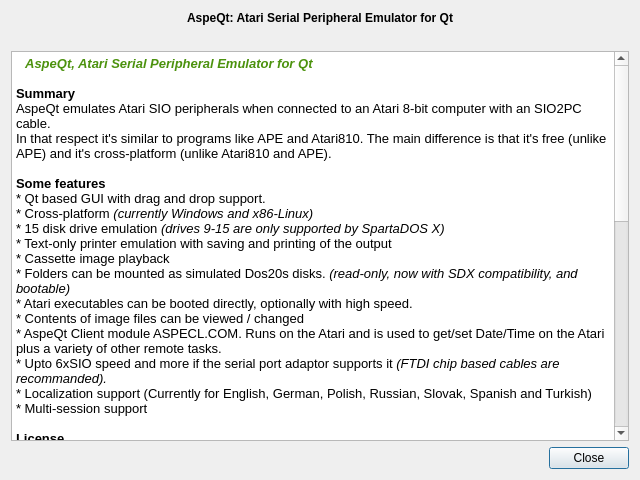
Old version of the form aboutdialog.ui in the repository greblus/aspeqt.
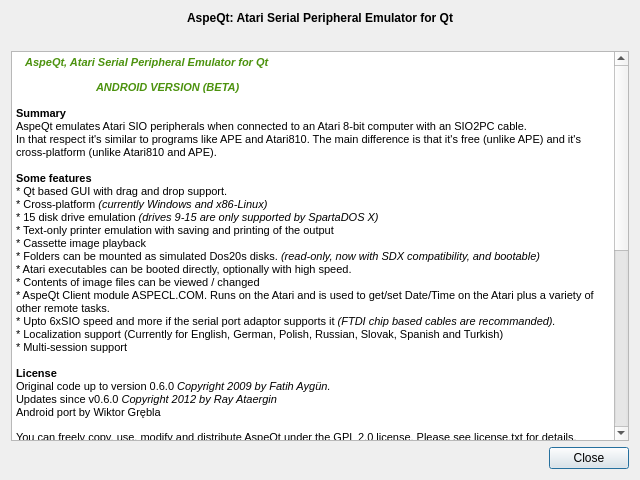
New version of the form. Icons and pictures are not drawn.

Commit message: About dialog changes and apk file for brave testers.

Diff of the .ui file:
```diff
--- a/aboutdialog.ui
+++ b/aboutdialog.ui
@@ -56,10 +56,12 @@
 &lt;html&gt;&lt;head&gt;&lt;meta name=&quot;qrichtext&quot; content=&quot;1&quot; /&gt;&lt;title&gt;AspeQt&lt;/title&gt;&lt;style type=&quot;text/css&quot;&gt;
 p, li { white-space: pre-wrap; }
 &lt;/style&gt;&lt;/head&gt;&lt;body style=&quot; font-family:'MS Shell Dlg 2'; font-size:8.25pt; font-weight:400; font-style:normal;&quot;&gt;
-&lt;p style=&quot; margin-top:12px; margin-bottom:12px; margin-left:0px; margin-right:0px; -qt-block-indent:0; text-indent:0px;&quot;&gt;&lt;span style=&quot; font-size:8pt;&quot;&gt; &lt;/span&gt;&lt;img src=&quot;:/icons/main-icon/AspeQt.ico&quot; /&gt;&lt;span style=&quot; font-size:8pt; font-weight:600; color:#4c920e;&quot;&gt;  &lt;/span&gt;&lt;span style=&quot; font-family:'Arial,Helvetica,sans-serif'; font-size:10pt; font-weight:600; font-style:italic; color:#4c920e;&quot;&gt;AspeQt, Atari Serial Peripheral Emulator for Qt&lt;/span&gt;&lt;span style=&quot; font-size:10pt; font-weight:600; font-style:italic; color:#4c920e;&quot;&gt;&lt;br /&gt;&lt;/span&gt;&lt;span style=&quot; font-size:10pt;&quot;&gt;&lt;br /&gt;&lt;/span&gt;&lt;span style=&quot; font-family:'Arial,Helvetica,sans-serif'; font-size:10pt; font-weight:600;&quot;&gt;Summary&lt;/span&gt;&lt;span style=&quot; font-family:'Arial,Helvetica,sans-serif'; font-size:10pt;&quot;&gt;&lt;br /&gt;AspeQt emulates Atari SIO peripherals when connected to an Atari 8-bit computer with an SIO2PC cable.&lt;br /&gt;In that respect it's similar to programs like APE and Atari810. The main difference is that it's free (unlike APE) and it's cross-platform (unlike Atari810 and APE).&lt;br /&gt;&lt;br /&gt;&lt;/span&gt;&lt;span style=&quot; font-family:'Arial,Helvetica,sans-serif'; font-size:10pt; font-weight:600;&quot;&gt;Some features&lt;/span&gt;&lt;span style=&quot; font-family:'Arial,Helvetica,sans-serif'; font-size:10pt;&quot;&gt;&lt;br /&gt;* Qt based GUI with drag and drop support.&lt;br /&gt;* Cross-platform&lt;/span&gt;&lt;span style=&quot; font-family:'Arial,Helvetica,sans-serif'; font-size:10pt; font-style:italic;&quot;&gt; (currently Windows and x86-Linux)&lt;/span&gt;&lt;span style=&quot; font-family:'Arial,Helvetica,sans-serif'; font-size:10pt;&quot;&gt;&lt;br /&gt;* 15 disk drive emulation &lt;/span&gt;&lt;span style=&quot; font-family:'Arial,Helvetica,sans-serif'; font-size:10pt; font-style:italic;&quot;&gt;(drives 9-15 are only supported by SpartaDOS X)&lt;/span&gt;&lt;span style=&quot; font-family:'Arial,Helvetica,sans-serif'; font-size:10pt;&quot;&gt;&lt;br /&gt;* Text-only printer emulation with saving and printing of the output&lt;br /&gt;* Cassette image playback&lt;br /&gt;* Folders can be mounted as simulated Dos20s disks. &lt;/span&gt;&lt;span style=&quot; font-family:'Arial,Helvetica,sans-serif'; font-size:10pt; font-style:italic;&quot;&gt;(read-only, now with SDX compatibility, and bootable)&lt;/span&gt;&lt;span style=&quot; font-family:'Arial,Helvetica,sans-serif'; font-size:10pt;&quot;&gt;&lt;br /&gt;* Atari executables can be booted directly, optionally with high speed.&lt;br /&gt;* Contents of image files can be viewed / changed&lt;br /&gt;* AspeQt Client module ASPECL.COM. Runs on the Atari and is used to get/set Date/Time on the Atari plus a variety of other remote tasks.&lt;br /&gt;* Upto 6xSIO speed and more if the serial port adaptor supports it &lt;/span&gt;&lt;span style=&quot; font-family:'Arial,Helvetica,sans-serif'; font-size:10pt; font-style:italic;&quot;&gt;(FTDI chip based cables are recommanded).&lt;/span&gt;&lt;span style=&quot; font-family:'Arial,Helvetica,sans-serif'; font-size:10pt;&quot;&gt;&lt;br /&gt;* Localization support (Currently for English, German, Polish, Russian, Slovak, Spanish and Turkish)&lt;br /&gt;* Multi-session support&lt;br /&gt;&lt;br /&gt;&lt;/span&gt;&lt;span style=&quot; font-family:'Arial,Helvetica,sans-serif'; font-size:10pt; font-weight:600;&quot;&gt;License&lt;/span&gt;&lt;span style=&quot; font-family:'Arial,Helvetica,sans-serif'; font-size:10pt;&quot;&gt;&lt;br /&gt;Original code up to version 0.6.0 &lt;/span&gt;&lt;span style=&quot; font-family:'Arial,Helvetica,sans-serif'; font-size:10pt; font-style:italic;&quot;&gt;Copyright 2009 by Fatih Aygün. &lt;/span&gt;&lt;span style=&quot; font-family:'Arial,Helvetica,sans-serif'; font-size:10pt;&quot;&gt;&lt;br /&gt;Updates since v0.6.0 &lt;/span&gt;&lt;span style=&quot; font-family:'Arial,Helvetica,sans-serif'; font-size:10pt; font-style:italic;&quot;&gt;Copyright 2012 by Ray Ataergin&lt;/span&gt;&lt;span style=&quot; font-size:10pt;&quot;&gt; &lt;/span&gt;&lt;/p&gt;
-&lt;p style=&quot; margin-top:12px; margin-bottom:12px; margin-left:0px; margin-right:0px; -qt-block-indent:0; text-indent:0px;&quot;&gt;&lt;span style=&quot; font-family:'Arial,Helvetica,sans-serif'; font-size:10pt;&quot;&gt;You can freely copy, use, modify and distribute AspeQt under the GPL 2.0 license. Please see license.txt for details.&lt;/span&gt;&lt;span style=&quot; font-size:10pt;&quot;&gt; &lt;/span&gt;&lt;/p&gt;
-&lt;p style=&quot; margin-top:12px; margin-bottom:12px; margin-left:0px; margin-right:0px; -qt-block-indent:0; text-indent:0px;&quot;&gt;&lt;span style=&quot; font-family:'Arial,Helvetica,sans-serif'; font-size:10pt;&quot;&gt;Qt libraries: &lt;/span&gt;&lt;span style=&quot; font-family:'Arial,Helvetica,sans-serif'; font-size:10pt; font-style:italic;&quot;&gt;Copyright 2009 Nokia Corporation&lt;/span&gt;&lt;span style=&quot; font-family:'Arial,Helvetica,sans-serif'; font-size:10pt;&quot;&gt; and/or its subsidiary(-ies). Used in this package under LGPL 2.0 license.&lt;br /&gt;&lt;br /&gt;Silk Icons: &lt;/span&gt;&lt;span style=&quot; font-family:'Arial,Helvetica,sans-serif'; font-size:10pt; font-style:italic;&quot;&gt;Copyright &lt;/span&gt;&lt;a href=&quot;www.famfamfam.com&quot;&gt;&lt;span style=&quot; font-family:'Arial,Helvetica,sans-serif'; font-size:10pt; font-style:italic; text-decoration: underline; color:#0000ff;&quot;&gt;Mark James&lt;/span&gt;&lt;/a&gt;&lt;span style=&quot; font-family:'Arial,Helvetica,sans-serif'; font-size:10pt; font-style:italic;&quot;&gt;.&lt;/span&gt;&lt;span style=&quot; font-family:'Arial,Helvetica,sans-serif'; font-size:10pt;&quot;&gt; Used in this package under Creative Commons Attribution 3.0 license.&lt;br /&gt;&lt;br /&gt;Additional Icons by &lt;/span&gt;&lt;a href=&quot;http://www.oxygen-icons.org/&quot;&gt;&lt;span style=&quot; font-family:'Arial,Helvetica,sans-serif'; font-size:10pt; font-style:italic; text-decoration: underline; color:#0000ff;&quot;&gt;Oxygen Team&lt;/span&gt;&lt;/a&gt;&lt;span style=&quot; font-family:'Arial,Helvetica,sans-serif'; font-size:10pt;&quot;&gt;. Used in this package under Creative Commons Attribution-ShareAlike 3.0 license.&lt;br /&gt;&lt;br /&gt;AtariSIO Linux kernel module and high speed code used in the EXE loader &lt;/span&gt;&lt;span style=&quot; font-family:'Arial,Helvetica,sans-serif'; font-size:10pt; font-style:italic;&quot;&gt;Copyright &lt;/span&gt;&lt;a href=&quot;http://www.horus.com/~hias/atari/&quot;&gt;&lt;span style=&quot; font-family:'Arial,Helvetica,sans-serif'; font-size:10pt; font-style:italic; text-decoration: underline; color:#0000ff;&quot;&gt;Matthias Reichl.&lt;/span&gt;&lt;/a&gt;&lt;span style=&quot; font-family:'Arial,Helvetica,sans-serif'; font-size:10pt;&quot;&gt; Used in this package under GPL 2.0 license.&lt;br /&gt;&lt;br /&gt;Atascii Fonts by &lt;/span&gt;&lt;a href=&quot;http://members.bitstream.net/~marksim/atarimac&quot;&gt;&lt;span style=&quot; font-family:'Arial,Helvetica,sans-serif'; font-size:10pt; font-style:italic; text-decoration: underline; color:#0000ff;&quot;&gt;Mark Simonson&lt;/span&gt;&lt;/a&gt;&lt;span style=&quot; font-family:'Arial,Helvetica,sans-serif'; font-size:10pt;&quot;&gt;. Used in this package under Freeware License.&lt;/span&gt;&lt;span style=&quot; font-size:10pt;&quot;&gt;&lt;br /&gt;&lt;br /&gt;&lt;/span&gt;&lt;span style=&quot; font-family:'Arial,Helvetica,sans-serif'; font-size:10pt; font-weight:600; font-style:italic;&quot;&gt;DOS files distributed with AspeQt&lt;/span&gt;&lt;span style=&quot; font-family:'Arial,Helvetica,sans-serif'; font-size:10pt; font-style:italic;&quot;&gt; are copyright of their respective owners, Atari8Warez and AspeQt distributes those files with the understanding that they are either abandonware or public domain, and are widely available for download through the internet. If you are the copyright holder of one or more of these files, and believe that distribution of these files constitutes a breach of your rights please contact &lt;/span&gt;&lt;a href=&quot;mailto:ray@atari8warez.com&quot;&gt;&lt;span style=&quot; font-family:'Arial,Helvetica,sans-serif'; font-size:10pt; font-style:italic; text-decoration: underline; color:#0000ff;&quot;&gt;Atari8Warez&lt;/span&gt;&lt;/a&gt;&lt;span style=&quot; font-family:'Arial,Helvetica,sans-serif'; font-size:10pt; font-style:italic;&quot;&gt;. We respect the rights of copyright holders and won't distribute copyrighted work without the rights holder's consent. &lt;/span&gt;&lt;/p&gt;
-&lt;p style=&quot; margin-top:12px; margin-bottom:12px; margin-left:0px; margin-right:0px; -qt-block-indent:0; text-indent:0px;&quot;&gt;&lt;span style=&quot; font-family:'Arial,Helvetica,sans-serif'; font-size:10pt; font-weight:600;&quot;&gt;Contact&lt;/span&gt;&lt;span style=&quot; font-family:'Arial,Helvetica,sans-serif'; font-size:10pt;&quot;&gt;&lt;br /&gt;Ray Ataergin, &lt;/span&gt;&lt;a href=&quot;mailto:ray@atari8warez.com&quot;&gt;&lt;span style=&quot; font-family:'Arial,Helvetica,sans-serif'; font-size:10pt; text-decoration: underline; color:#0000ff;&quot;&gt;email&lt;/span&gt;&lt;/a&gt;&lt;span style=&quot; font-family:'Arial,Helvetica,sans-serif'; font-size:10pt;&quot;&gt;, &lt;/span&gt;&lt;span style=&quot; font-family:'Arial,Helvetica,sans-serif'; font-size:10pt; font-style:italic;&quot;&gt;Please include the word &amp;quot;aspeqt&amp;quot; in the subject field.&lt;/span&gt;&lt;span style=&quot; font-family:'Arial,Helvetica,sans-serif'; font-size:10pt;&quot;&gt;&lt;br /&gt;&lt;br /&gt;Fatih Aygun, &lt;/span&gt;&lt;a href=&quot;mailto:cyco130@yahoo.com&quot;&gt;&lt;span style=&quot; font-family:'Arial,Helvetica,sans-serif'; font-size:10pt; text-decoration: underline; color:#0000ff;&quot;&gt;email&lt;/span&gt;&lt;/a&gt;&lt;span style=&quot; font-family:'Arial,Helvetica,sans-serif'; font-size:10pt;&quot;&gt;, &lt;/span&gt;&lt;span style=&quot; font-family:'Arial,Helvetica,sans-serif'; font-size:10pt; font-style:italic;&quot;&gt;Please include the word &amp;quot;aspeqt&amp;quot; in the subject field.&lt;/span&gt;&lt;span style=&quot; font-family:'Arial,Helvetica,sans-serif'; font-size:10pt;&quot;&gt;&lt;br /&gt;&lt;br /&gt;For SIO2PC/10502PC hardware purchase/support visit &lt;/span&gt;&lt;a href=&quot;http://www.atari8warez.com&quot;&gt;&lt;span style=&quot; font-family:'Arial,Helvetica,sans-serif'; font-size:10pt; text-decoration: underline; color:#0000ff;&quot;&gt;Atari8Warez&lt;/span&gt;&lt;/a&gt;&lt;span style=&quot; font-family:'Arial,Helvetica,sans-serif'; font-size:10pt;&quot;&gt;&lt;br /&gt;&lt;/span&gt;&lt;/p&gt;&lt;/body&gt;&lt;/html&gt;</string>
+&lt;p style=&quot; margin-top:12px; margin-bottom:12px; margin-left:0px; margin-right:0px; -qt-block-indent:0; text-indent:0px;&quot;&gt; &lt;img src=&quot;main-icon/AspeQt.png&quot; width=&quot;66&quot; height=&quot;72&quot; /&gt;&lt;span style=&quot; font-weight:600; color:#4c920e;&quot;&gt;  &lt;/span&gt;&lt;span style=&quot; font-family:'Arial,Helvetica,sans-serif'; font-weight:600; font-style:italic; color:#4c920e;&quot;&gt;AspeQt, Atari Serial Peripheral Emulator for Qt&lt;/span&gt;&lt;/p&gt;
+&lt;p style=&quot; margin-top:12px; margin-bottom:12px; margin-left:0px; margin-right:0px; -qt-block-indent:0; text-indent:0px;&quot;&gt;&lt;span style=&quot; font-weight:600; font-style:italic; color:#4c920e;&quot;&gt;	ANDROID VERSION (BETA)&lt;br /&gt;&lt;/span&gt;&lt;br /&gt;&lt;span style=&quot; font-family:'Arial,Helvetica,sans-serif'; font-weight:600;&quot;&gt;Summary&lt;/span&gt;&lt;span style=&quot; font-family:'Arial,Helvetica,sans-serif';&quot;&gt;&lt;br /&gt;AspeQt emulates Atari SIO peripherals when connected to an Atari 8-bit computer with an SIO2PC cable.&lt;br /&gt;In that respect it's similar to programs like APE and Atari810. The main difference is that it's free (unlike APE) and it's cross-platform (unlike Atari810 and APE).&lt;br /&gt;&lt;br /&gt;&lt;/span&gt;&lt;span style=&quot; font-family:'Arial,Helvetica,sans-serif'; font-weight:600;&quot;&gt;Some features&lt;/span&gt;&lt;span style=&quot; font-family:'Arial,Helvetica,sans-serif';&quot;&gt;&lt;br /&gt;* Qt based GUI with drag and drop support.&lt;br /&gt;* Cross-platform&lt;/span&gt;&lt;span style=&quot; font-family:'Arial,Helvetica,sans-serif'; font-style:italic;&quot;&gt; (currently Windows and x86-Linux)&lt;/span&gt;&lt;span style=&quot; font-family:'Arial,Helvetica,sans-serif';&quot;&gt;&lt;br /&gt;* 15 disk drive emulation &lt;/span&gt;&lt;span style=&quot; font-family:'Arial,Helvetica,sans-serif'; font-style:italic;&quot;&gt;(drives 9-15 are only supported by SpartaDOS X)&lt;/span&gt;&lt;span style=&quot; font-family:'Arial,Helvetica,sans-serif';&quot;&gt;&lt;br /&gt;* Text-only printer emulation with saving and printing of the output&lt;br /&gt;* Cassette image playback&lt;br /&gt;* Folders can be mounted as simulated Dos20s disks. &lt;/span&gt;&lt;span style=&quot; font-family:'Arial,Helvetica,sans-serif'; font-style:italic;&quot;&gt;(read-only, now with SDX compatibility, and bootable)&lt;/span&gt;&lt;span style=&quot; font-family:'Arial,Helvetica,sans-serif';&quot;&gt;&lt;br /&gt;* Atari executables can be booted directly, optionally with high speed.&lt;br /&gt;* Contents of image files can be viewed / changed&lt;br /&gt;* AspeQt Client module ASPECL.COM. Runs on the Atari and is used to get/set Date/Time on the Atari plus a variety of other remote tasks.&lt;br /&gt;* Upto 6xSIO speed and more if the serial port adaptor supports it &lt;/span&gt;&lt;span style=&quot; font-family:'Arial,Helvetica,sans-serif'; font-style:italic;&quot;&gt;(FTDI chip based cables are recommanded).&lt;/span&gt;&lt;span style=&quot; font-family:'Arial,Helvetica,sans-serif';&quot;&gt;&lt;br /&gt;* Localization support (Currently for English, German, Polish, Russian, Slovak, Spanish and Turkish)&lt;br /&gt;* Multi-session support&lt;br /&gt;&lt;br /&gt;&lt;/span&gt;&lt;span style=&quot; font-family:'Arial,Helvetica,sans-serif'; font-weight:600;&quot;&gt;License&lt;/span&gt;&lt;span style=&quot; font-family:'Arial,Helvetica,sans-serif';&quot;&gt;&lt;br /&gt;Original code up to version 0.6.0 &lt;/span&gt;&lt;span style=&quot; font-family:'Arial,Helvetica,sans-serif'; font-style:italic;&quot;&gt;Copyright 2009 by Fatih Aygün. &lt;/span&gt;&lt;span style=&quot; font-family:'Arial,Helvetica,sans-serif';&quot;&gt;&lt;br /&gt;Updates since v0.6.0 &lt;/span&gt;&lt;span style=&quot; font-family:'Arial,Helvetica,sans-serif'; font-style:italic;&quot;&gt;Copyright 2012 by Ray Ataergin&lt;/span&gt; &lt;br /&gt;Android port by Wiktor Grębla &lt;/p&gt;
+&lt;p style=&quot; margin-top:12px; margin-bottom:12px; margin-left:0px; margin-right:0px; -qt-block-indent:0; text-indent:0px;&quot;&gt;&lt;span style=&quot; font-family:'Arial,Helvetica,sans-serif';&quot;&gt;You can freely copy, use, modify and distribute AspeQt under the GPL 2.0 license. Please see license.txt for details.&lt;/span&gt; &lt;/p&gt;
+&lt;p style=&quot; margin-top:12px; margin-bottom:12px; margin-left:0px; margin-right:0px; -qt-block-indent:0; text-indent:0px;&quot;&gt;&lt;span style=&quot; font-family:'Arial,Helvetica,sans-serif';&quot;&gt;Qt libraries: &lt;/span&gt;&lt;span style=&quot; font-family:'Arial,Helvetica,sans-serif'; font-style:italic;&quot;&gt;Copyright 2009 Nokia Corporation&lt;/span&gt;&lt;span style=&quot; font-family:'Arial,Helvetica,sans-serif';&quot;&gt; and/or its subsidiary(-ies). Used in this package under LGPL 2.0 license.&lt;br /&gt;&lt;br /&gt;Silk Icons: &lt;/span&gt;&lt;span style=&quot; font-family:'Arial,Helvetica,sans-serif'; font-style:italic;&quot;&gt;Copyright &lt;/span&gt;&lt;a href=&quot;www.famfamfam.com&quot;&gt;&lt;span style=&quot; font-family:'Arial,Helvetica,sans-serif'; font-style:italic; text-decoration: underline; color:#0000ff;&quot;&gt;Mark James&lt;/span&gt;&lt;/a&gt;&lt;span style=&quot; font-family:'Arial,Helvetica,sans-serif'; font-style:italic;&quot;&gt;.&lt;/span&gt;&lt;span style=&quot; font-family:'Arial,Helvetica,sans-serif';&quot;&gt; Used in this package under Creative Commons Attribution 3.0 license.&lt;br /&gt;&lt;br /&gt;Additional Icons by &lt;/span&gt;&lt;a href=&quot;http://www.oxygen-icons.org/&quot;&gt;&lt;span style=&quot; font-family:'Arial,Helvetica,sans-serif'; font-style:italic; text-decoration: underline; color:#0000ff;&quot;&gt;Oxygen Team&lt;/span&gt;&lt;/a&gt;&lt;span style=&quot; font-family:'Arial,Helvetica,sans-serif';&quot;&gt;. Used in this package under Creative Commons Attribution-ShareAlike 3.0 license.&lt;br /&gt;&lt;br /&gt;AtariSIO Linux kernel module and high speed code used in the EXE loader &lt;/span&gt;&lt;span style=&quot; font-family:'Arial,Helvetica,sans-serif'; font-style:italic;&quot;&gt;Copyright &lt;/span&gt;&lt;a href=&quot;http://www.horus.com/~hias/atari/&quot;&gt;&lt;span style=&quot; font-family:'Arial,Helvetica,sans-serif'; font-style:italic; text-decoration: underline; color:#0000ff;&quot;&gt;Matthias Reichl.&lt;/span&gt;&lt;/a&gt;&lt;span style=&quot; font-family:'Arial,Helvetica,sans-serif';&quot;&gt; Used in this package under GPL 2.0 license.&lt;br /&gt;&lt;br /&gt;Atascii Fonts by &lt;/span&gt;&lt;a href=&quot;http://members.bitstream.net/~marksim/atarimac&quot;&gt;&lt;span style=&quot; font-family:'Arial,Helvetica,sans-serif'; font-style:italic; text-decoration: underline; color:#0000ff;&quot;&gt;Mark Simonson&lt;/span&gt;&lt;/a&gt;&lt;span style=&quot; font-family:'Arial,Helvetica,sans-serif';&quot;&gt;. Used in this package under Freeware License.&lt;/span&gt;&lt;br /&gt;&lt;br /&gt;&lt;span style=&quot; font-family:'Arial,Helvetica,sans-serif'; font-weight:600; font-style:italic;&quot;&gt;DOS files distributed with AspeQt&lt;/span&gt;&lt;span style=&quot; font-family:'Arial,Helvetica,sans-serif'; font-style:italic;&quot;&gt; are copyright of their respective owners, Atari8Warez and AspeQt distributes those files with the understanding that they are either abandonware or public domain, and are widely available for download through the internet. If you are the copyright holder of one or more of these files, and believe that distribution of these files constitutes a breach of your rights please contact &lt;/span&gt;&lt;a href=&quot;mailto:ray@atari8warez.com&quot;&gt;&lt;span style=&quot; font-family:'Arial,Helvetica,sans-serif'; font-style:italic; text-decoration: underline; color:#0000ff;&quot;&gt;Atari8Warez&lt;/span&gt;&lt;/a&gt;&lt;span style=&quot; font-family:'Arial,Helvetica,sans-serif'; font-style:italic;&quot;&gt;. We respect the rights of copyright holders and won't distribute copyrighted work without the rights holder's consent. &lt;/span&gt;&lt;/p&gt;
+&lt;p style=&quot; margin-top:12px; margin-bottom:12px; margin-left:0px; margin-right:0px; -qt-block-indent:0; text-indent:0px;&quot;&gt;&lt;span style=&quot; font-family:'Arial,Helvetica,sans-serif'; font-weight:600;&quot;&gt;Contact&lt;/span&gt;&lt;span style=&quot; font-family:'Arial,Helvetica,sans-serif';&quot;&gt;&lt;br /&gt;Ray Ataergin, &lt;/span&gt;&lt;a href=&quot;mailto:ray@atari8warez.com&quot;&gt;&lt;span style=&quot; font-family:'Arial,Helvetica,sans-serif'; text-decoration: underline; color:#0000ff;&quot;&gt;email&lt;/span&gt;&lt;/a&gt;&lt;span style=&quot; font-family:'Arial,Helvetica,sans-serif';&quot;&gt;, &lt;/span&gt;&lt;span style=&quot; font-family:'Arial,Helvetica,sans-serif'; font-style:italic;&quot;&gt;Please include the word &amp;quot;aspeqt&amp;quot; in the subject field (keep in mind that Ray maintains his own forked version of AspeQt now)&lt;/span&gt;&lt;span style=&quot; font-family:'Arial,Helvetica,sans-serif';&quot;&gt;&lt;br /&gt;&lt;br /&gt;Fatih Aygun, &lt;/span&gt;&lt;a href=&quot;mailto:cyco130@yahoo.com&quot;&gt;&lt;span style=&quot; font-family:'Arial,Helvetica,sans-serif'; text-decoration: underline; color:#0000ff;&quot;&gt;email&lt;/span&gt;&lt;/a&gt;&lt;span style=&quot; font-family:'Arial,Helvetica,sans-serif';&quot;&gt;, &lt;/span&gt;&lt;span style=&quot; font-family:'Arial,Helvetica,sans-serif'; font-style:italic;&quot;&gt;Please include the word &amp;quot;aspeqt&amp;quot; in the subject field.&lt;/span&gt;&lt;/p&gt;
+&lt;p style=&quot; margin-top:12px; margin-bottom:12px; margin-left:0px; margin-right:0px; -qt-block-indent:0; text-indent:0px;&quot;&gt;&lt;span style=&quot; font-family:'Arial,Helvetica,sans-serif';&quot;&gt;Wiktor Grębla, &lt;/span&gt;&lt;a href=&quot;mailto:greblus@gmail.com&quot;&gt;&lt;span style=&quot; font-size:8pt; text-decoration: underline; color:#0000ff;&quot;&gt;email&lt;/span&gt;&lt;/a&gt;&lt;span style=&quot; font-family:'Arial,Helvetica,sans-serif';&quot;&gt;, Please include whatever you want, can be a beer or my favourite Dewar's White Label ;).&lt;br /&gt;&lt;br /&gt;For SIO2PC-USB hardware purchase/support visit &lt;/span&gt;&lt;a href=&quot;www.lotharek.pl&quot;&gt;&lt;span style=&quot; font-size:8pt; text-decoration: underline; color:#0000ff;&quot;&gt;Lotharek's shop&lt;/span&gt;&lt;/a&gt;&lt;span style=&quot; font-family:'Arial,Helvetica,sans-serif';&quot;&gt;.&lt;br /&gt;&lt;/span&gt;&lt;/p&gt;&lt;/body&gt;&lt;/html&gt;</string>
      </property>
      <property name="source">
       <url>
```
The commit also changes 5 other files.
